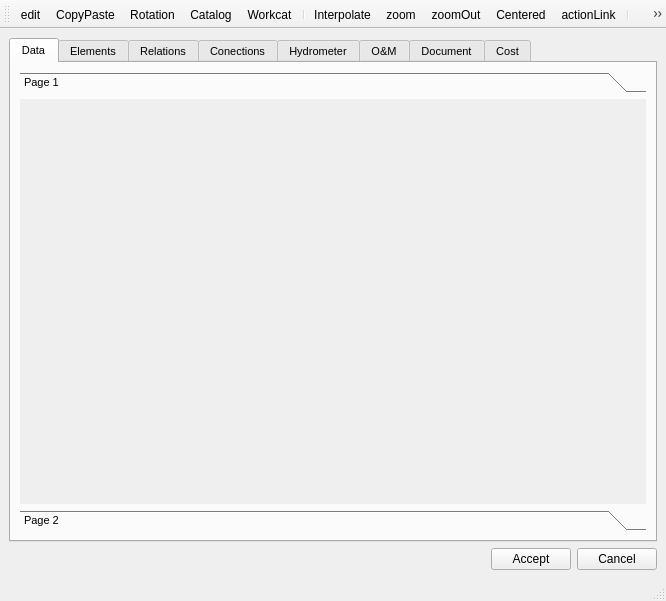
Before: the Qt Designer form ui/api_cf.ui in Giswater/giswater_qgis_plugin, drawn with Qt 5.
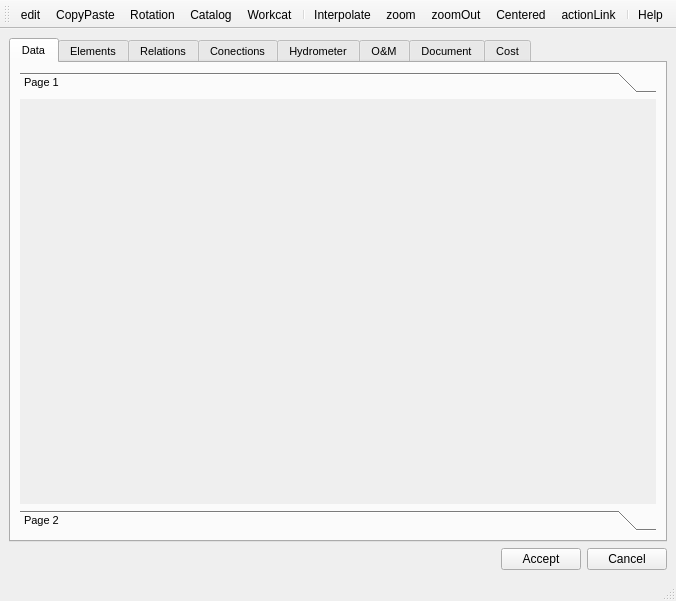
After: the same form once the commit is applied. Icons and pictures are not drawn.

Diff of the .ui file:
```diff
--- a/ui/api_cf.ui
+++ b/ui/api_cf.ui
@@ -6,7 +6,7 @@
    <rect>
     <x>0</x>
     <y>0</y>
-    <width>659</width>
+    <width>676</width>
     <height>601</height>
    </rect>
   </property>
@@ -51,8 +51,8 @@
             <rect>
              <x>0</x>
              <y>0</y>
-             <width>609</width>
-             <height>349</height>
+             <width>634</width>
+             <height>398</height>
             </rect>
            </property>
            <attribute name="label">
```
Left out of the diff: 6 changed lines with no effect on the pictures.
